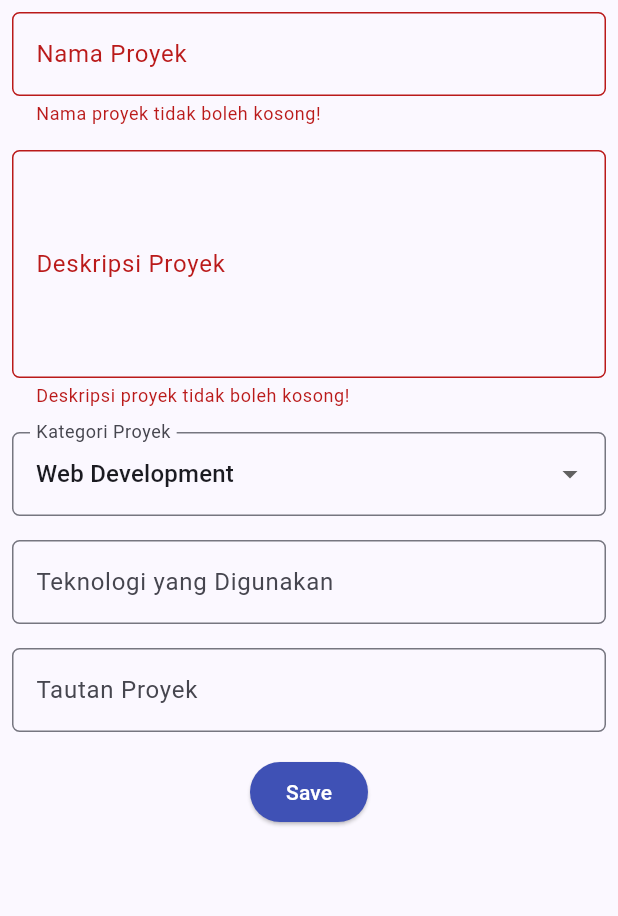
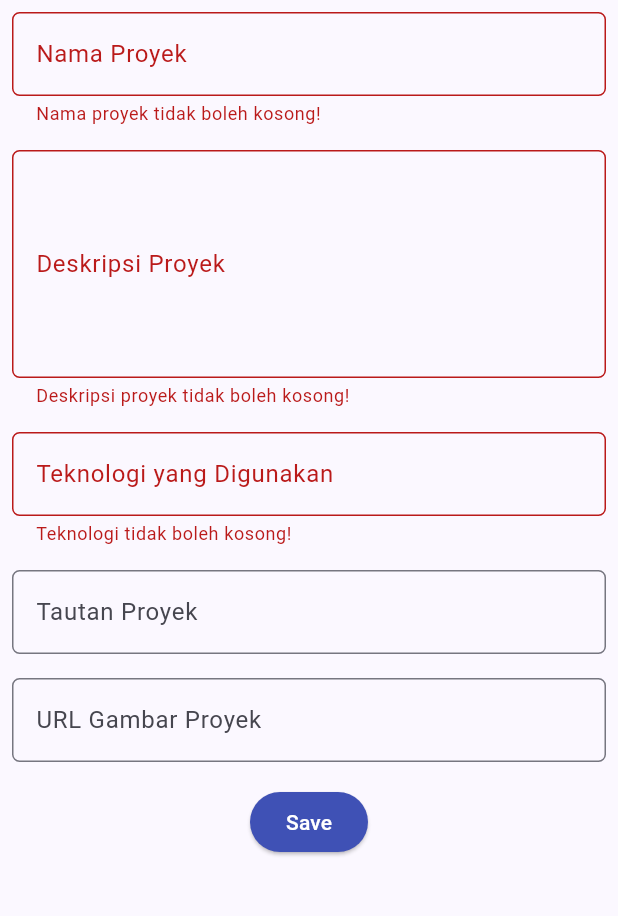
Before and after one commit to adyrachellynn/myportofolio_mobile, a Flutter app: the ProjectFormPage screen opened directly, after a tap on "Save", on a phone screen of 412 x 824 dp, the part 84-1000 px from its top. Run offline on Flutter 3.47's test engine with Material 3 defaults, Android fonts, the phone set to English and light mode, and no system bars; generated files the repository leaves out were written again.

Commit message:
feat(auth): add login, logout, and project submission

```diff
--- a/lib/main.dart
+++ b/lib/main.dart
@@ -1,4 +1,5 @@
 import 'package:flutter/material.dart';
+import 'package:myportofolio_mobile/services/auth_state.dart';
 import 'package:provider/provider.dart';
 import 'package:myportofolio_mobile/services/api_client.dart';
 import 'package:myportofolio_mobile/screens/menu.dart';
@@ -20,6 +21,9 @@ class MyApp extends StatelessWidget {
           create: (_) => apiClient ?? ApiClient(),
           dispose: (_, client) => client.close(),
         ),
+        ChangeNotifierProvider(
+          create: (context) => AuthState(context.read<ApiClient>()),
+        ),
       ],
       child: MaterialApp(
         title: 'MyPortfolio',
--- a/lib/screens/project_form.dart
+++ b/lib/screens/project_form.dart
@@ -1,5 +1,10 @@
 import 'package:flutter/material.dart';
+import 'package:myportofolio_mobile/models/project.dart';
+import 'package:myportofolio_mobile/services/api_client.dart';
+import 'package:myportofolio_mobile/services/auth_state.dart';
+import 'package:myportofolio_mobile/widgets/auth_guard.dart';
 import 'package:myportofolio_mobile/widgets/left_drawer.dart';
+import 'package:provider/provider.dart';
 
 class ProjectFormPage extends StatefulWidget {
   const ProjectFormPage({super.key});
@@ -10,19 +15,146 @@ class ProjectFormPage extends StatefulWidget {
 
 class _ProjectFormPageState extends State<ProjectFormPage> {
   final _formKey = GlobalKey<FormState>();
-  String _projectName = '';
+  String _title = '';
   String _description = '';
-  String _category = 'Web Development';
-  String _technologies = '';
-  String _projectLink = '';
+  String _techStack = '';
+  String _projectUrl = '';
+  String _projectImageUrl = '';
+  bool _isSubmitting = false;
 
-  final List<String> _categories = [
-    'Web Development',
-    'Mobile Development',
-    'Machine Learning',
-    'Data Science',
-    'Other',
-  ];
+  String? _required(String? value, String label, {int? maxLength}) {
+    if (value == null || value.trim().isEmpty) {
+      return '$label tidak boleh kosong!';
+    }
+    if (maxLength != null && value.trim().runes.length > maxLength) {
+      return '$label maksimal $maxLength karakter!';
+    }
+    return null;
+  }
+
+  String? _url(String? value, int maxLength) {
+    final url = value?.trim() ?? '';
+    if (url.isEmpty) return null;
+    final uri = Uri.tryParse(url);
+    if (url.length > maxLength ||
+        uri == null ||
+        (uri.scheme != 'http' && uri.scheme != 'https') ||
+        uri.host.isEmpty ||
+        uri.port > 65535 ||
+        RegExp(r'\s').hasMatch(url) ||
+        (!uri.host.contains(':') &&
+            !uri.host
+                .split('.')
+                .every(
+                  (label) =>
+                      RegExp(r'^[a-zA-Z0-9](?:[a-zA-Z0-9-]{0,61}[a-zA-Z0-9])?$')
+                          .hasMatch(label),
+                ))) {
+      return 'Masukkan URL http atau https yang valid (maksimal $maxLength karakter)!';
+    }
+    return null;
+  }
+
+  void _message(String message) {
+    ScaffoldMessenger.of(context)
+        .showSnackBar(SnackBar(content: Text(message)));
+  }
+
+  Future<void> _submit() async {
+    if (_isSubmitting || !_formKey.currentState!.validate()) return;
+    setState(() => _isSubmitting = true);
+    try {
+      if (!await ensureLoggedIn(context) || !mounted) return;
+      final auth = context.read<AuthState>();
+      final project = Project(
+        title: _title.trim(),
+        description: _description.trim(),
+        techStack: _techStack.trim(),
+        projectUrl: _projectUrl.trim(),
+        projectImageUrl: _projectImageUrl.trim(),
+      );
+      final saved = await context.read<ApiClient>().createProject(
+        project,
+        token: auth.token!,
+      );
+      if (!mounted) return;
+      setState(() => _isSubmitting = false);
+      await showDialog<void>(
+        context: context,
+        builder: (context) => AlertDialog(
+          title: const Text('Proyek berhasil ditambahkan!'),
+          content: SingleChildScrollView(
+            child: Column(
+              mainAxisSize: MainAxisSize.min,
+              crossAxisAlignment: CrossAxisAlignment.start,
+              children: [
+                Text('Nama Proyek: ${saved.title}'),
+                Text('Deskripsi: ${saved.description}'),
+                Text('Teknologi: ${saved.techStack}'),
+                Text('Tautan: ${saved.projectUrl}'),
+                Text('URL Gambar Proyek: ${saved.projectImageUrl}'),
+              ],
+            ),
+          ),
+          actions: [
+            TextButton(
+              onPressed: () {
+                Navigator.pop(context);
+                _formKey.currentState!.reset();
+                _title = _description = _techStack = _projectUrl =
+                    _projectImageUrl = '';
+              },
+              child: const Text('OK'),
+            ),
+          ],
+        ),
+      );
+    } on ApiException catch (error) {
+      if (!mounted) return;
+      if (error.statusCode == 401) {
+        context.read<AuthState>().clearSession();
+        _message('Sesi berakhir. Silakan login ulang lalu tekan Save kembali.');
+        await ensureLoggedIn(context);
+      } else if (error.statusCode == 403) {
+        _message(
+          'Akun ini tidak punya izin menambahkan proyek. Gunakan akun superuser.',
+        );
+      } else {
+        _message(
+          'Proyek belum tersimpan (${error.statusCode}). Silakan coba lagi.',
+        );
+      }
+    } on Exception {
+      if (mounted) {
+        _message(
+          'Tidak dapat menyimpan proyek. Periksa koneksi lalu coba lagi.',
+        );
+      }
+    } finally {
+      if (mounted) setState(() => _isSubmitting = false);
+    }
+  }
+
+  Widget _field(
+    String label,
+    ValueChanged<String> onChanged, {
+    String? hint,
+    int maxLines = 1,
+    String? Function(String?)? validator,
+  }) => Padding(
+    padding: const EdgeInsets.all(8),
+    child: TextFormField(
+      enabled: !_isSubmitting,
+      maxLines: maxLines,
+      decoration: InputDecoration(
+        labelText: label,
+        hintText: hint ?? label,
+        border: OutlineInputBorder(borderRadius: BorderRadius.circular(5)),
+      ),
+      onChanged: onChanged,
+      validator: validator,
+    ),
+  );
 
   @override
   Widget build(BuildContext context) {
@@ -39,162 +171,54 @@ class _ProjectFormPageState extends State<ProjectFormPage> {
           child: Column(
             crossAxisAlignment: CrossAxisAlignment.start,
             children: [
-              Padding(
-                padding: const EdgeInsets.all(8.0),
-                child: TextFormField(
-                  decoration: InputDecoration(
-                    hintText: 'Nama Proyek',
-                    labelText: 'Nama Proyek',
-                    border: OutlineInputBorder(
-                      borderRadius: BorderRadius.circular(5.0),
-                    ),
-                  ),
-                  onChanged: (value) {
-                    setState(() {
-                      _projectName = value;
-                    });
-                  },
-                  validator: (value) {
-                    if (value == null || value.trim().isEmpty) {
-                      return 'Nama proyek tidak boleh kosong!';
-                    }
-                    return null;
-                  },
-                ),
+              _field(
+                'Nama Proyek',
+                (value) => _title = value,
+                validator: (value) =>
+                    _required(value, 'Nama proyek', maxLength: 255),
               ),
-              Padding(
-                padding: const EdgeInsets.all(8.0),
-                child: TextFormField(
-                  maxLines: 5,
-                  decoration: InputDecoration(
-                    hintText: 'Deskripsi Proyek',
-                    labelText: 'Deskripsi Proyek',
-                    border: OutlineInputBorder(
-                      borderRadius: BorderRadius.circular(5.0),
-                    ),
-                  ),
-                  onChanged: (value) {
-                    setState(() {
-                      _description = value;
-                    });
-                  },
-                  validator: (value) {
-                    if (value == null || value.trim().isEmpty) {
-                      return 'Deskripsi proyek tidak boleh kosong!';
-                    }
-                    return null;
-                  },
-                ),
+              _field(
+                'Deskripsi Proyek',
+                (value) => _description = value,
+                maxLines: 5,
+                validator: (value) => _required(value, 'Deskripsi proyek'),
               ),
-              Padding(
-                padding: const EdgeInsets.all(8.0),
-                child: DropdownButtonFormField<String>(
-                  decoration: InputDecoration(
-                    labelText: 'Kategori Proyek',
-                    border: OutlineInputBorder(
-                      borderRadius: BorderRadius.circular(5.0),
-                    ),
-                  ),
-                  initialValue: 'Web Development',
-                  items: _categories.map((category) {
-                    return DropdownMenuItem(
-                      value: category,
-                      child: Text(category),
-                    );
-                  }).toList(),
-                  onChanged: (newValue) {
-                    setState(() {
-                      _category = newValue!;
-                    });
-                  },
-                ),
+              _field(
+                'Teknologi yang Digunakan',
+                (value) => _techStack = value,
+                hint: 'Contoh: Flutter, Django, Figma',
+                validator: (value) =>
+                    _required(value, 'Teknologi', maxLength: 255),
               ),
-              Padding(
-                padding: const EdgeInsets.all(8.0),
-                child: TextFormField(
-                  decoration: InputDecoration(
-                    hintText: 'Contoh: Flutter, Django, Figma',
-                    labelText: 'Teknologi yang Digunakan',
-                    border: OutlineInputBorder(
-                      borderRadius: BorderRadius.circular(5.0),
-                    ),
-                  ),
-                  onChanged: (value) {
-                    setState(() {
-                      _technologies = value;
-                    });
-                  },
-                ),
+              _field(
+                'Tautan Proyek',
+                (value) => _projectUrl = value,
+                hint: 'URL Proyek (opsional)',
+                validator: (value) => _url(value, 200),
               ),
-              Padding(
-                padding: const EdgeInsets.all(8.0),
-                child: TextFormField(
-                  decoration: InputDecoration(
-                    hintText: 'URL Proyek (opsional)',
-                    labelText: 'Tautan Proyek',
-                    border: OutlineInputBorder(
-                      borderRadius: BorderRadius.circular(5.0),
-                    ),
-                  ),
-                  onChanged: (value) {
-                    setState(() {
-                      _projectLink = value;
-                    });
-                  },
-                ),
+              _field(
+                'URL Gambar Proyek',
+                (value) => _projectImageUrl = value,
+                hint: 'URL Gambar Proyek (opsional)',
+                validator: (value) => _url(value, 500),
               ),
               Align(
                 alignment: Alignment.bottomCenter,
                 child: Padding(
-                  padding: const EdgeInsets.all(8.0),
+                  padding: const EdgeInsets.all(8),
                   child: ElevatedButton(
-                    style: ButtonStyle(
-                      backgroundColor: WidgetStateProperty.all(Colors.indigo),
+                    style: ElevatedButton.styleFrom(
+                      backgroundColor: Colors.indigo,
+                      foregroundColor: Colors.white,
                     ),
-                    onPressed: () {
-                      if (_formKey.currentState!.validate()) {
-                        showDialog(
-                          context: context,
-                          builder: (context) {
-                            return AlertDialog(
-                              title: const Text('Proyek berhasil ditambahkan!'),
-                              content: SingleChildScrollView(
-                                child: Column(
-                                  crossAxisAlignment: CrossAxisAlignment.start,
-                                  children: [
-                                    Text('Nama Proyek: $_projectName'),
-                                    Text('Deskripsi: $_description'),
-                                    Text('Kategori: $_category'),
-                                    Text('Teknologi: $_technologies'),
-                                    Text('Tautan: $_projectLink'),
-                                  ],
-                                ),
-                              ),
-                              actions: [
-                                TextButton(
-                                  onPressed: () {
-                                    Navigator.pop(context);
-                                    _formKey.currentState!.reset();
-                                    setState(() {
-                                      _projectName = '';
-                                      _description = '';
-                                      _category = 'Web Development';
-                                      _technologies = '';
-                                      _projectLink = '';
-                                    });
-                                  },
-                                  child: const Text('OK'),
-                                ),
-                              ],
-                            );
-                          },
-                        );
-                      }
-                    },
-                    child: const Text(
-                      'Save',
-                      style: TextStyle(color: Colors.white),
-                    ),
+                    onPressed: _isSubmitting ? null : _submit,
+                    child: _isSubmitting
+                        ? const SizedBox(
+                            width: 20,
+                            height: 20,
+                            child: CircularProgressIndicator(strokeWidth: 2),
+                          )
+                        : const Text('Save'),
                   ),
                 ),
               ),
--- /dev/null
+++ b/lib/services/auth_state.dart
@@ -0,0 +1,35 @@
+import 'package:flutter/foundation.dart';
+import 'package:myportofolio_mobile/services/api_client.dart';
+
+/// Keeps the current session token in memory only.
+class AuthState extends ChangeNotifier {
+  AuthState(this._apiClient, {String? initialToken}) : _token = initialToken;
+
+  final ApiClient _apiClient;
+  String? _token;
+
+  String? get token => _token;
+  bool get isLoggedIn => _token != null;
+
+  Future<void> login(String username, String password) async {
+    _token = await _apiClient.obtainToken(username, password);
+    notifyListeners();
+  }
+
+  void clearSession() {
+    _token = null;
+    notifyListeners();
+  }
+
+  Future<void> logout() async {
+    final current = _token;
+    if (current == null) return;
+    try {
+      await _apiClient.logout(token: current);
+    } on Exception {
+      // Local logout must succeed even when the backend is unavailable.
+    } finally {
+      clearSession();
+    }
+  }
+}
```
Also changed, not shown: lib/screens/login_screen.dart (added, +109 -0 lines), lib/widgets/auth_guard.dart (added, +15 -0 lines), lib/widgets/left_drawer.dart (+24 -1 lines), lib/widgets/project_card.dart (+12 -1 lines), 3 other files.
